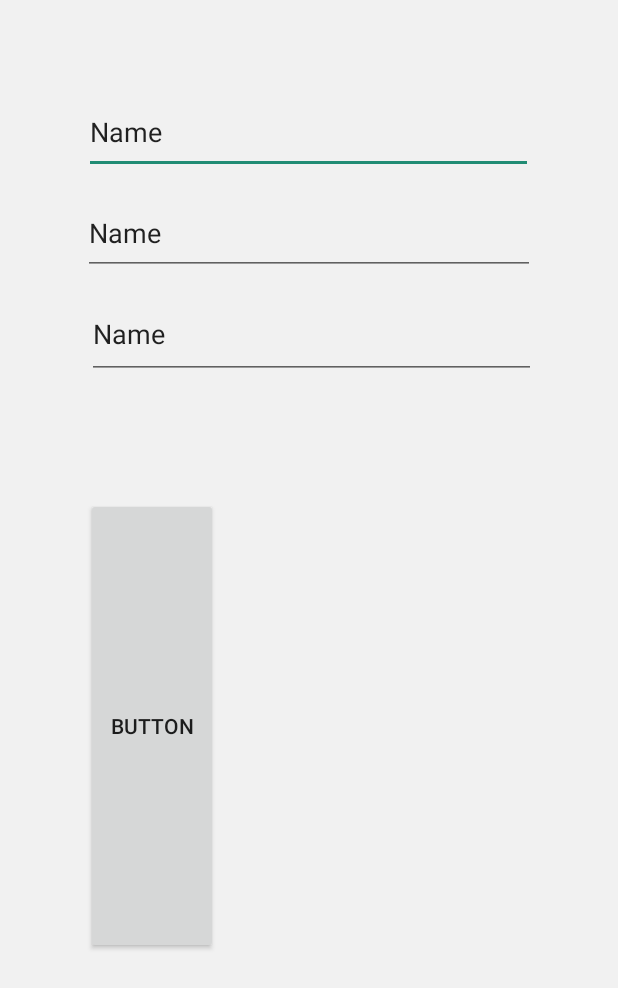
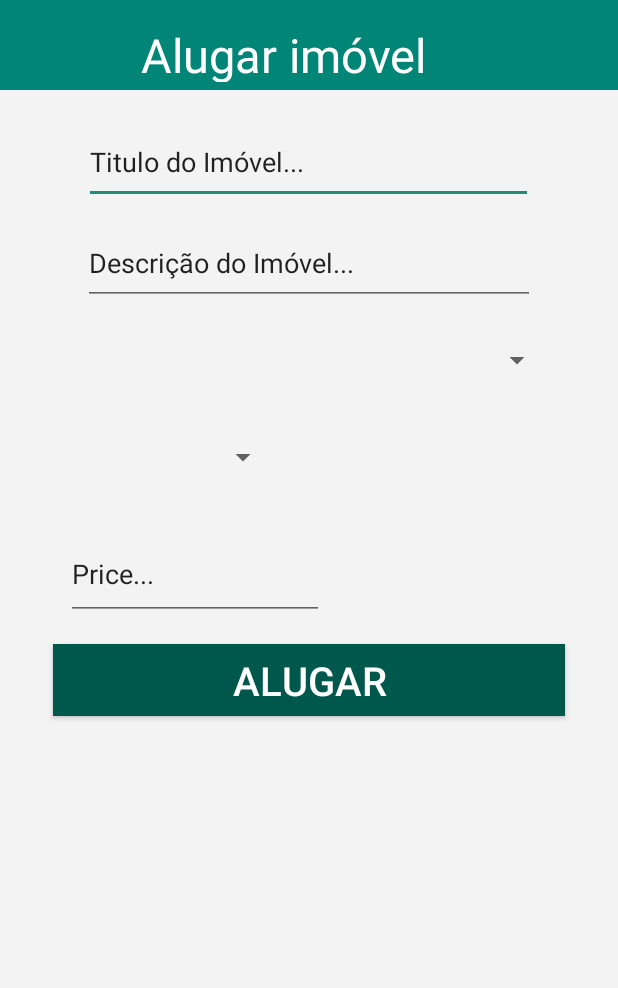
Before and after one commit to maikpaixao/Dormum, an Android app: the ImovelActivity screen opened directly, with no data from a screen before it, on a phone screen of 412 x 824 dp. Shown: the top 988 px of the screen. Run offline under Robolectric (Android 15) with nearby library versions, the phone set to English and light mode, and no system bars.

Commit message:
mudanças na view de imoveis

```diff
--- a/app/src/main/AndroidManifest.xml
+++ b/app/src/main/AndroidManifest.xml
@@ -65,7 +65,8 @@
             android:label="@string/title_activity_maps" />
         <activity android:name=".views.ImovelActivity" />
         <activity android:name=".views.ChatActivity" />
-        <activity android:name=".DetalhesActivity"></activity>
+        <activity android:name=".DetalhesActivity" />
+        <activity android:name=".RentActivity"></activity>
     </application>
 
 </manifest>
--- /dev/null
+++ b/app/src/main/java/dormumapp/com/br/dormum/RentActivity.kt
@@ -0,0 +1,12 @@
+package dormumapp.com.br.dormum
+
+import android.support.v7.app.AppCompatActivity
+import android.os.Bundle
+
+class RentActivity : AppCompatActivity() {
+
+    override fun onCreate(savedInstanceState: Bundle?) {
+        super.onCreate(savedInstanceState)
+        setContentView(R.layout.activity_rent)
+    }
+}
--- a/app/src/main/res/layout/activity_imovel.xml
+++ b/app/src/main/res/layout/activity_imovel.xml
@@ -5,24 +5,27 @@
     android:layout_width="match_parent"
     android:layout_height="match_parent"
     tools:context=".views.ImovelActivity"
-    android:background="#f1f1f1">
+    android:background="#f3f3f3">
 
     <RelativeLayout
         android:layout_width="match_parent"
         android:layout_height="match_parent"
+        app:layout_constraintBottom_toBottomOf="parent"
         app:layout_constraintTop_toTopOf="parent"
-        app:layout_constraintBottom_toBottomOf="parent">
+        app:layout_constraintVertical_bias="0.0"
+        tools:ignore="MissingConstraints"
+        tools:layout_editor_absoluteX="0dp">
 
         <EditText
             android:id="@+id/editText"
             android:layout_width="299dp"
             android:layout_height="56dp"
-            android:layout_alignParentTop="true"
+            android:layout_below="@+id/view3"
             android:layout_centerHorizontal="true"
-            android:layout_marginTop="60dp"
+            android:layout_marginTop="20dp"
             android:ems="10"
             android:inputType="textPersonName"
-            android:text="Name"
+            android:text="Titulo do Imóvel..."
             tools:layout_editor_absoluteX="73dp"
             tools:layout_editor_absoluteY="32dp" />
 
@@ -36,39 +39,115 @@
             android:layout_marginTop="11dp"
             android:ems="10"
             android:inputType="textPersonName"
-            android:text="Name"
+            android:text="Descrição do Imóvel..."
             tools:layout_editor_absoluteX="73dp"
             tools:layout_editor_absoluteY="32dp" />
 
+        <view
+            android:id="@+id/view3"
+            class="android.support.design.widget.TabItem"
+            android:layout_width="match_parent"
+            android:layout_height="60dp"
+            android:layout_alignParentStart="true"
+            android:layout_alignParentLeft="true"
+            android:layout_alignParentTop="true"
+            android:layout_alignParentEnd="true"
+            android:layout_alignParentRight="true"
+            android:layout_marginStart="0dp"
+            android:layout_marginLeft="0dp"
+            android:layout_marginTop="0dp"
+            android:layout_marginEnd="0dp"
+            android:layout_marginRight="0dp"
+            android:background="@color/colorPrimary" />
+
+        <TextView
+            android:id="@+id/textView15"
+            android:layout_width="195dp"
+            android:layout_height="42dp"
+            android:layout_alignTop="@+id/view3"
+            android:layout_alignBottom="@+id/view3"
+            android:layout_alignParentStart="true"
+            android:layout_alignParentLeft="true"
+            android:layout_alignParentEnd="true"
+            android:layout_alignParentRight="true"
+            android:layout_marginStart="94dp"
+            android:layout_marginLeft="94dp"
+            android:layout_marginTop="15dp"
+            android:layout_marginEnd="94dp"
+            android:layout_marginRight="94dp"
+            android:layout_marginBottom="5dp"
+            android:text="Alugar imóvel"
+            android:textColor="#fff"
+            android:textSize="14pt" />
+
+        <Spinner
+            android:id="@+id/spinner"
+            android:layout_width="wrap_content"
+            android:layout_height="46dp"
+            android:layout_below="@+id/editText2"
+            android:layout_alignParentStart="true"
+            android:layout_alignParentLeft="true"
+            android:layout_alignParentEnd="true"
+            android:layout_alignParentRight="true"
+            android:layout_marginStart="44dp"
+            android:layout_marginLeft="44dp"
+            android:layout_marginTop="14dp"
+            android:layout_marginEnd="43dp"
+            android:layout_marginRight="43dp"
+            android:tooltipText="asdasd" />
+
+        <Spinner
+            android:id="@+id/spinner2"
+            android:layout_width="wrap_content"
+            android:layout_height="56dp"
+            android:layout_below="@+id/spinner"
+            android:layout_alignParentStart="true"
+            android:layout_alignParentLeft="true"
+            android:layout_alignParentEnd="true"
+            android:layout_alignParentRight="true"
+            android:layout_marginStart="48dp"
+            android:layout_marginLeft="48dp"
+            android:layout_marginTop="13dp"
+            android:layout_marginEnd="226dp"
+            android:layout_marginRight="226dp"
+            android:tooltipText="QTD" />
+
+        <Button
+            android:layout_width="314dp"
+            android:layout_height="wrap_content"
+            android:layout_below="@+id/editText6"
+            android:layout_alignParentStart="true"
+            android:layout_alignParentLeft="true"
+            android:layout_alignParentEnd="true"
+            android:layout_alignParentRight="true"
+            android:layout_marginStart="35dp"
+            android:layout_marginLeft="35dp"
+            android:layout_marginTop="16dp"
+            android:layout_marginEnd="35dp"
+            android:layout_marginRight="35dp"
+            android:background="@color/colorPrimaryDark"
+            android:text="Alugar"
+            android:textColor="#fff"
+            android:textSize="12pt" />
+
         <EditText
-            android:id="@+id/editTex3"
-            android:layout_width="299dp"
-            android:layout_height="59dp"
-            android:layout_alignStart="@+id/editText"
-            android:layout_alignParentTop="true"
-            android:layout_marginStart="2dp"
-            android:layout_marginTop="193dp"
+            android:id="@+id/editText6"
+            android:layout_width="148dp"
+            android:layout_height="61dp"
+            android:layout_below="@+id/spinner2"
+            android:layout_alignParentStart="true"
+            android:layout_alignParentLeft="true"
+            android:layout_alignParentEnd="true"
+            android:layout_alignParentRight="true"
+            android:layout_marginStart="44dp"
+            android:layout_marginLeft="44dp"
+            android:layout_marginTop="19dp"
+            android:layout_marginEnd="196dp"
+            android:layout_marginRight="196dp"
             android:ems="10"
-            android:inputType="textPersonName"
-            android:text="Name"
-            tools:layout_editor_absoluteX="73dp"
-            tools:layout_editor_absoluteY="32dp"
-            android:layout_marginLeft="2dp"
-            android:layout_alignLeft="@+id/editText" />
+            android:inputType="numberDecimal"
+            android:text="Price..." />
 
 
-        <Button
-            android:id="@+id/button"
-            android:layout_width="wrap_content"
-            android:layout_height="wrap_content"
-            android:layout_below="@+id/editTex3"
-            android:layout_alignStart="@+id/editText2"
-            android:layout_alignLeft="@+id/editText2"
-            android:layout_alignParentBottom="true"
-            android:layout_marginStart="2dp"
-            android:layout_marginLeft="2dp"
-            android:layout_marginTop="79dp"
-            android:layout_marginBottom="188dp"
-            android:text="Button" />
     </RelativeLayout>
 </android.support.constraint.ConstraintLayout>
--- /dev/null
+++ b/app/src/main/res/layout/activity_rent.xml
@@ -0,0 +1,9 @@
+<?xml version="1.0" encoding="utf-8"?>
+<android.support.constraint.ConstraintLayout xmlns:android="http://schemas.android.com/apk/res/android"
+    xmlns:app="http://schemas.android.com/apk/res-auto"
+    xmlns:tools="http://schemas.android.com/tools"
+    android:layout_width="match_parent"
+    android:layout_height="match_parent"
+    tools:context=".RentActivity">
+
+</android.support.constraint.ConstraintLayout>
```
